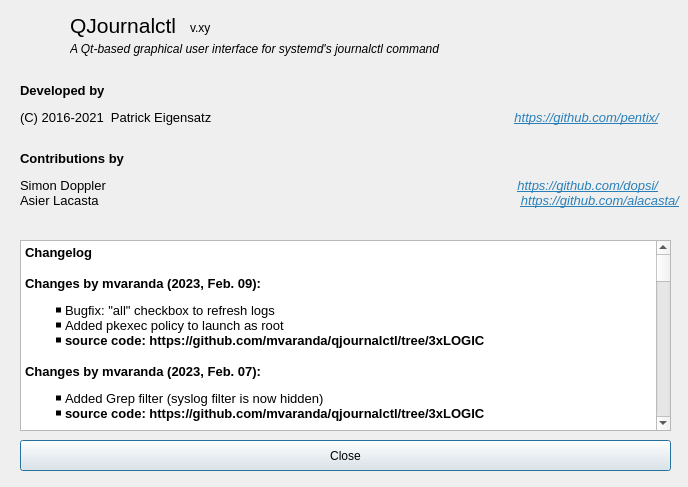
mvaranda/qjournalctl, file ui/aboutdialog.ui: the form before one commit.
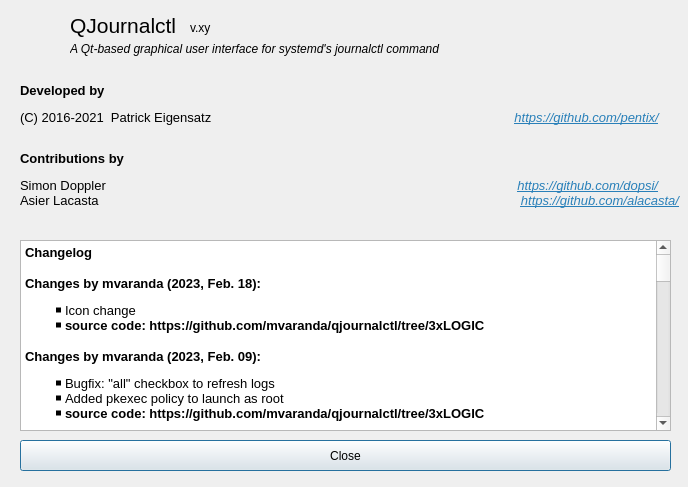
The form after the commit. Icons and pictures are not drawn.

```diff
--- a/ui/aboutdialog.ui
+++ b/ui/aboutdialog.ui
@@ -164,6 +164,11 @@
 li.checked::marker { content: &quot;\2612&quot;; }
 &lt;/style&gt;&lt;/head&gt;&lt;body style=&quot; font-family:'Sans'; font-size:9pt; font-weight:400; font-style:normal;&quot;&gt;
 &lt;p style=&quot; margin-top:16px; margin-bottom:12px; margin-left:0px; margin-right:0px; -qt-block-indent:0; text-indent:0px;&quot;&gt;&lt;span style=&quot; font-family:'Noto Sans'; font-size:10pt; font-weight:600;&quot;&gt;Changelog&lt;/span&gt;&lt;/p&gt;
+&lt;p style=&quot; margin-top:16px; margin-bottom:12px; margin-left:0px; margin-right:0px; -qt-block-indent:0; text-indent:0px;&quot;&gt;&lt;span style=&quot; font-family:'Noto Sans'; font-size:10pt; font-weight:600;&quot;&gt;Changes by mvaranda (2023, Feb. 18):&lt;/span&gt;&lt;/p&gt;
+&lt;ul type=&quot;square&quot; style=&quot;margin-top: 0px; margin-bottom: 0px; margin-left: 0px; margin-right: 0px; -qt-list-indent: 1;&quot;&gt;
+&lt;li style=&quot; font-family:'Noto Sans'; font-size:10pt;&quot; style=&quot; margin-top:0px; margin-bottom:0px; margin-left:0px; margin-right:0px; -qt-block-indent:0; text-indent:0px;&quot;&gt;Icon change&lt;/li&gt;&lt;/ul&gt;
+&lt;ul type=&quot;square&quot; style=&quot;margin-top: 0px; margin-bottom: 0px; margin-left: 0px; margin-right: 0px; -qt-list-indent: 1;&quot;&gt;
+&lt;li style=&quot; font-family:'Noto Sans'; font-size:10pt;&quot; style=&quot; margin-top:0px; margin-bottom:0px; margin-left:0px; margin-right:0px; -qt-block-indent:0; text-indent:0px;&quot;&gt;&lt;span style=&quot; font-weight:600;&quot;&gt;source code: https://github.com/mvaranda/qjournalctl/tree/3xLOGIC&lt;/span&gt;&lt;/li&gt;&lt;/ul&gt;
 &lt;p style=&quot; margin-top:16px; margin-bottom:12px; margin-left:0px; margin-right:0px; -qt-block-indent:0; text-indent:0px;&quot;&gt;&lt;span style=&quot; font-family:'Noto Sans'; font-size:10pt; font-weight:600;&quot;&gt;Changes by mvaranda (2023, Feb. 09):&lt;/span&gt;&lt;/p&gt;
 &lt;ul type=&quot;square&quot; style=&quot;margin-top: 0px; margin-bottom: 0px; margin-left: 0px; margin-right: 0px; -qt-list-indent: 1;&quot;&gt;
 &lt;li style=&quot; font-family:'Noto Sans'; font-size:10pt;&quot; style=&quot; margin-top:0px; margin-bottom:0px; margin-left:0px; margin-right:0px; -qt-block-indent:0; text-indent:0px;&quot;&gt;Bugfix: &amp;quot;all&amp;quot; checkbox to refresh logs&lt;/li&gt;
```
